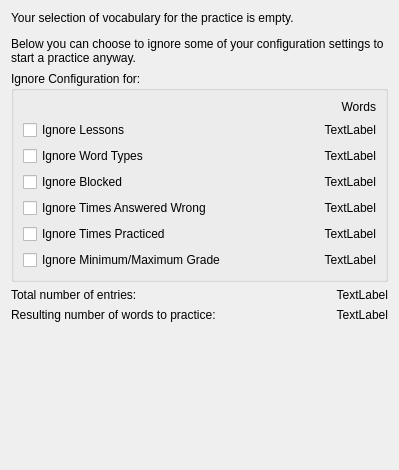
Old version of the form src/practiceold/entryfilter.ui in the repository KDE/parley.
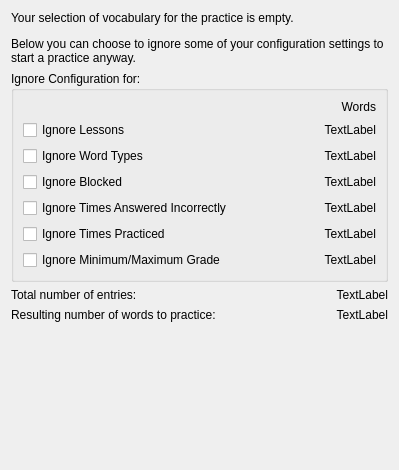
New version of the form.

Commit message: Minor proof-reading changes.  Wrong is an adjective, not an adverb, so an answer can be wrong, but a question can't have been answered wrong.  The nearest replacement adverb in the vernacular is 'incorrectly', which I have substituted where appropriate.

Patch:
```diff
--- a/src/practiceold/entryfilter.ui
+++ b/src/practiceold/entryfilter.ui
@@ -89,7 +89,7 @@
       <item row="4" column="0" >
        <widget class="QCheckBox" name="timesWrongCheckBox" >
         <property name="text" >
-         <string>Ignore Times Answered Wrong</string>
+         <string>Ignore Times Answered Incorrectly</string>
         </property>
         <property name="checked" >
          <bool>false</bool>
```
The commit also changes 6 other files.
